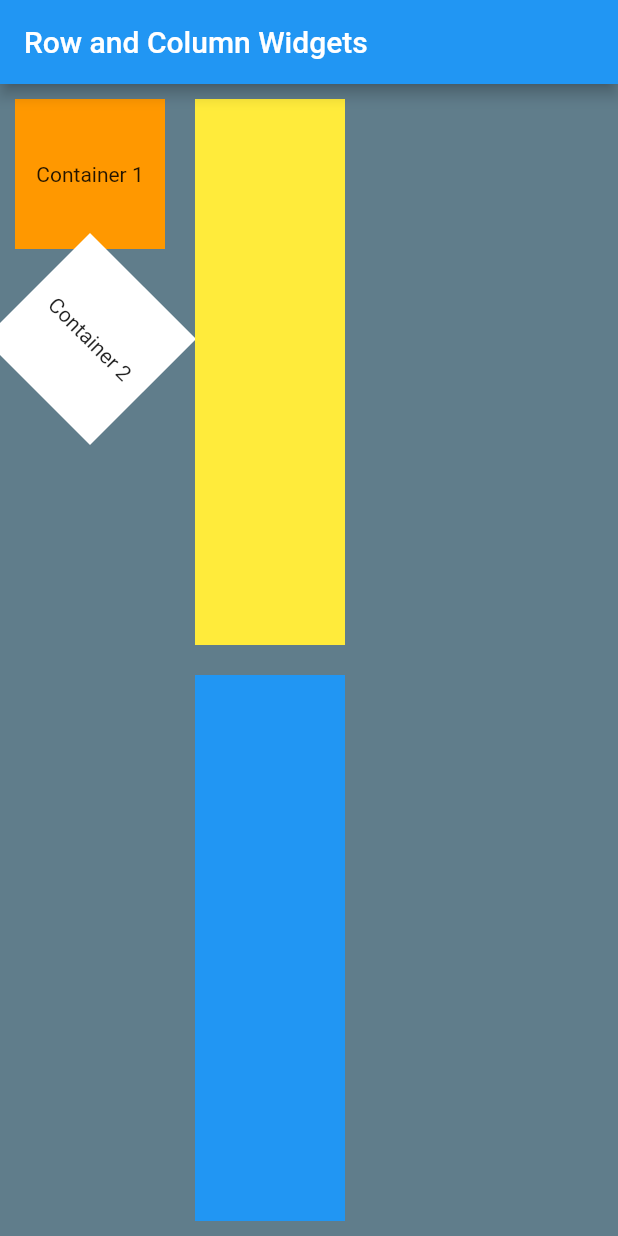
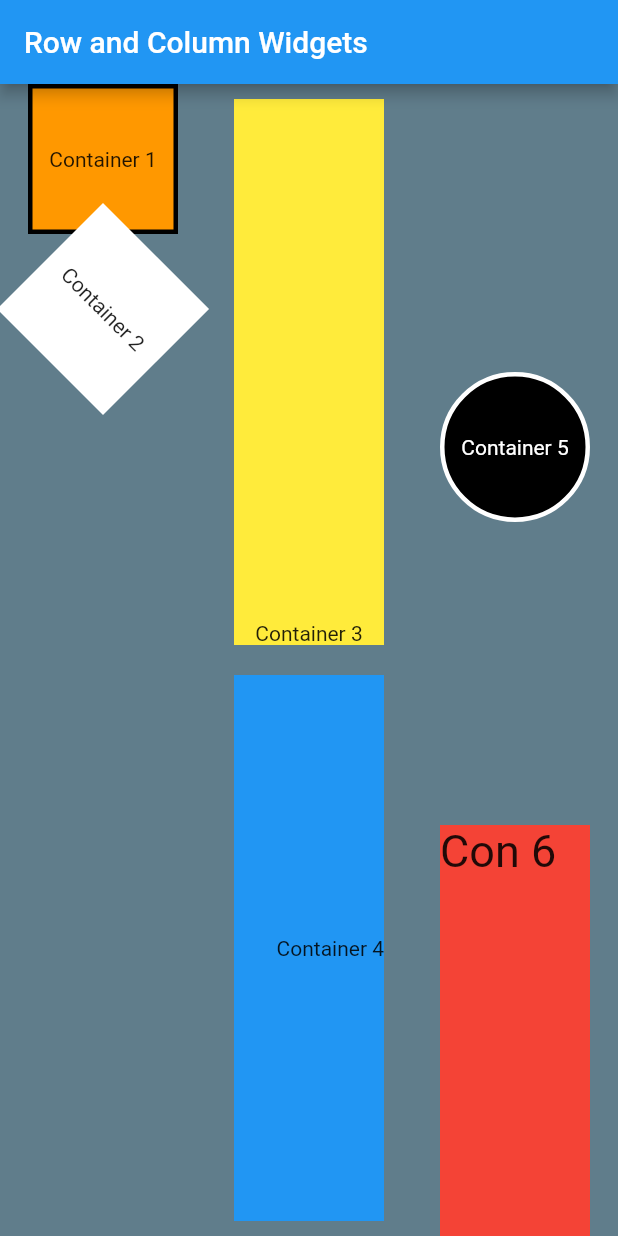
Before and after one commit to spencerboles/FlutterApp01_SpencerBoles, a Flutter app: the screen it shows after launch, on a phone screen of 412 x 824 dp. Run offline on Flutter 3.47's test engine with Material 2 defaults, Android fonts, the phone set to English and light mode, and no system bars.

Commit message:
configure layout

```diff
--- a/flutterapp01_spencerboles/lib/main.dart
+++ b/flutterapp01_spencerboles/lib/main.dart
@@ -5,11 +5,9 @@ void main() {
   runApp(MyApp());
 }
 
-class MyApp extends StatelessWidget
-{
+class MyApp extends StatelessWidget {
   @override
-  Widget build(BuildContext context)
-  {
+  Widget build(BuildContext context) {
     return MaterialApp(
       home: Scaffold(
         backgroundColor: Colors.blueGrey,
@@ -19,73 +17,120 @@ class MyApp extends StatelessWidget
         ),
         body: Row(
             mainAxisSize: MainAxisSize.max,
+            mainAxisAlignment: MainAxisAlignment.spaceAround,
             children: [
-          Column(
+              Expanded(
+                child: Column(
+                  mainAxisAlignment: MainAxisAlignment.start,
                   children: <Widget>[
-              Padding(
-                padding: const EdgeInsets.all(10.0),
-                child: Center(
+                    Center(
                         child: Container(
-                    color: Colors.orange,
                           width: 100.0,
                           height: 100.0,
-
+                          decoration: BoxDecoration(
+                            color: Colors.orange,
+                            border: Border.all(color: Colors.black, width: 3),
+                          ),
                           child: Center(child: Text('Container 1')),
-
-
-
                         ),
                       ),
-              ),
+
                     Transform.rotate(
-                angle: pi/4,
+                      angle: pi / 4,
                       child: Column(
                         children: [
                           Container(
                               color: Colors.white,
                               height: 100.0,
-                    width:100.0,
-                    child: Center(child: Text('Container 2'))
+                              width: 100.0,
+                              child: Center(child: Text('Container 2'))),
+                        ],
+                      ),
                     ),
                   ],
-                )
-              )
-
-            ],
                 ),
-          Column(
+              ),
+              Expanded(
+                child: Column(
+                  mainAxisAlignment: MainAxisAlignment.end,
+                  mainAxisSize: MainAxisSize.max,
                   children: [
                     Expanded(
                       child: Padding(
-                  padding: EdgeInsets.all(10.0),
+                        padding: const EdgeInsets.fromLTRB(0, 10.0, 0, 10.0),
                         child: Container(
                           width: 100.0,
+                          height: 100.0,
                           color: Colors.yellow,
-
-
-              )
-                )
+                          child: Align(
+                            alignment: Alignment.bottomCenter,
+                            child: Text('Container 3'),
                           ),
-
+                        ),
+                      ),
+                    ),
                     Expanded(
                       child: Padding(
-                  padding: EdgeInsets.all(10.0),
+                        padding: const EdgeInsets.fromLTRB(0, 10.0, 0, 10.0),
                         child: Container(
                           width: 100.0,
                           color: Colors.blue,
-
-
-              )
-                )
-              )
-
+                          child: Align(
+                            alignment: Alignment.centerRight,
+                            child: Text('Container 4'),
+                          ),
+                        ),
+                      ),
+                    ),
                   ],
                 ),
-          Column(
+              ),
+              Expanded(
+                child: Column(
+                  mainAxisAlignment: MainAxisAlignment.end,
+                  mainAxisSize: MainAxisSize.max,
                   children: [
-
-
+                    Container(
+                      width: 100.0,
+                      height: 100.0,
+                    ),
+                    Expanded(
+                      child: Padding(
+                        padding: EdgeInsets.all(0),
+                        child: Container(
+                          width: 100.0,
+                          height: 100.0,
+                          decoration: BoxDecoration(
+                            color: Colors.black,
+                            shape: BoxShape.circle,
+                            border: Border.all(color: Colors.white, width: 3),
+                          ),
+                          child: Center(
+                            child: Text(
+                              'Container 5',
+                              style: TextStyle(color: Colors.white),
+                            ),
+                          ),
+                        ),
+                      ),
+                    ),
+                    Container(
+                      width: 100.0,
+                      height: 100.0,
+                    ),
+                    Expanded(
+                      child: Padding(
+                        padding: EdgeInsets.fromLTRB(0, 10.0, 0, 0),
+                        child: Container(
+                            width: 100.0,
+                            height: 100.0,
+                            color: Colors.red,
+                            child:
+                                Text('Con 6', style: TextStyle(fontSize: 30))),
+                      ),
+                    )
                   ],
+                ),
               ),
             ],
           ),
```
Lines whose indentation alone changed are shown as unchanged.
